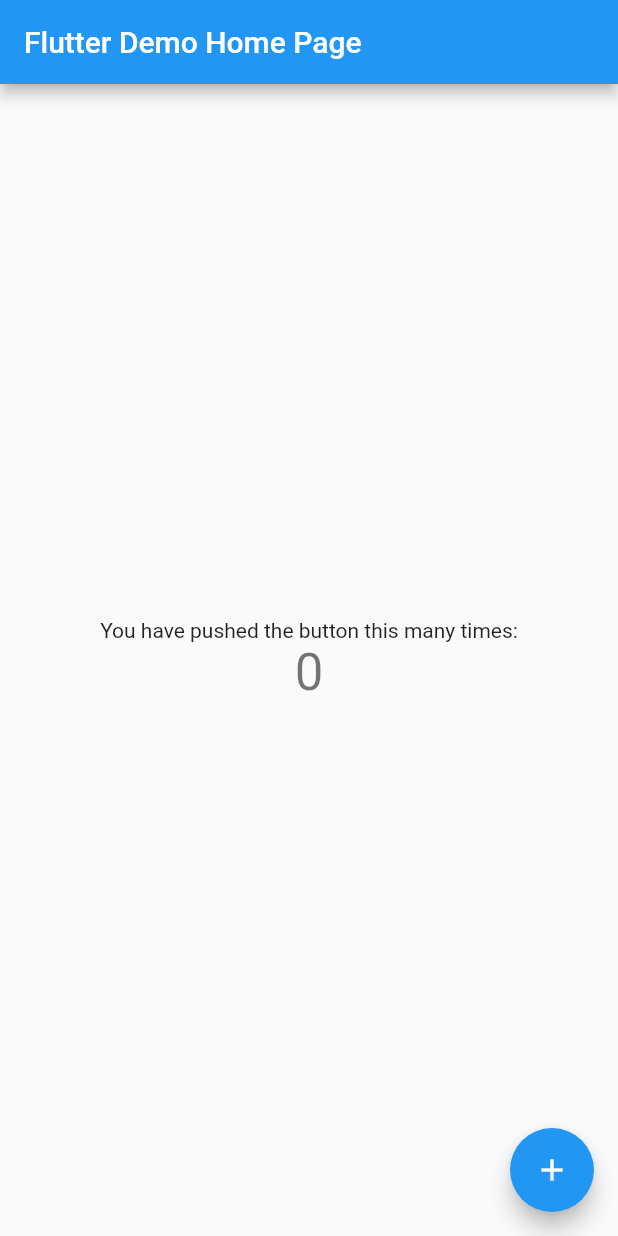
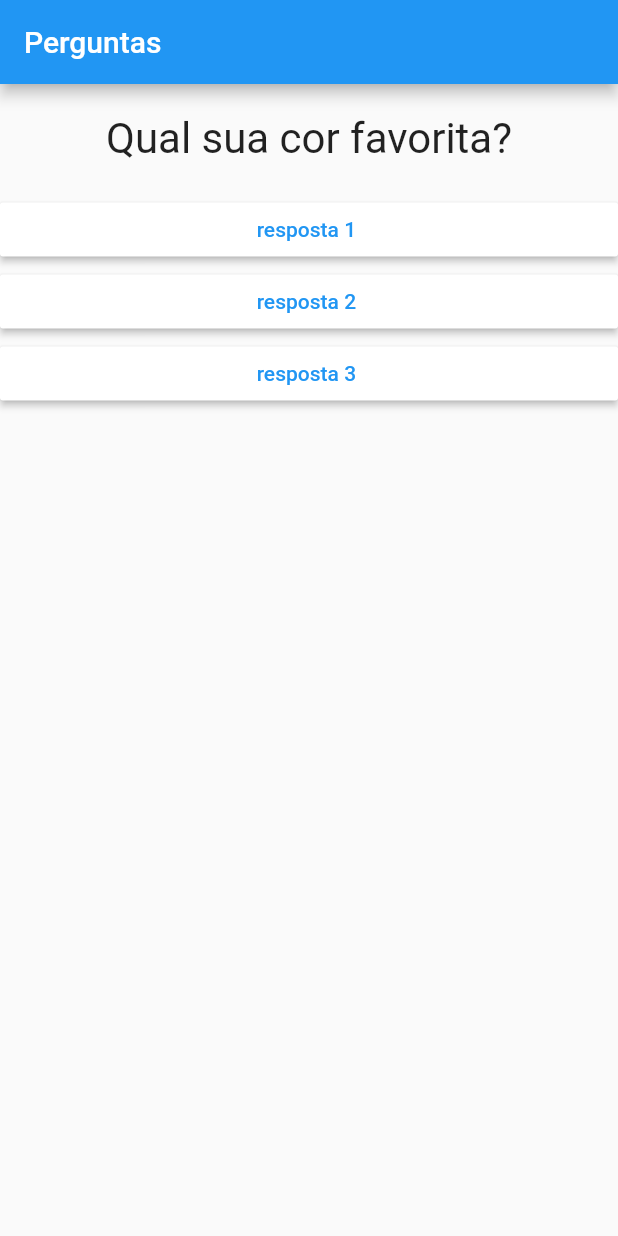
Before and after one commit to leoisf/projeto_perguntas, a Flutter app: the screen it shows after launch, on a phone screen of 412 x 824 dp. Run offline on Flutter 3.47's test engine with Material 2 defaults, Android fonts, the phone set to English and light mode, and no system bars.

Commit message:
envio de alterações

```diff
--- a/lib/main.dart
+++ b/lib/main.dart
@@ -1,113 +1,44 @@
+import 'package:flutter/cupertino.dart';
 import 'package:flutter/material.dart';
+import './questao.dart';
+import './resposta.dart';
 
-void main() {
-  runApp(MyApp());
-}
+main() => runApp(PerguntaApp());
 
-class MyApp extends StatelessWidget {
-  // This widget is the root of your application.
+class _PerguntaAppState extends State<PerguntaApp> {
+  var _perguntaSeleionada = 0;
+
+  void _responder() {
+    setState(() {
+      _perguntaSeleionada++;
+    });
+    print(_perguntaSeleionada);
+  }
+
   @override
   Widget build(BuildContext context) {
+    final perguntas = ['Qual sua cor favorita?', 'Qual sue animal favorito?'];
+
     return MaterialApp(
-      title: 'Flutter Demo',
-      theme: ThemeData(
-        // This is the theme of your application.
-        //
-        // Try running your application with "flutter run". You'll see the
-        // application has a blue toolbar. Then, without quitting the app, try
-        // changing the primarySwatch below to Colors.green and then invoke
-        // "hot reload" (press "r" in the console where you ran "flutter run",
-        // or simply save your changes to "hot reload" in a Flutter IDE).
-        // Notice that the counter didn't reset back to zero; the application
-        // is not restarted.
-        primarySwatch: Colors.blue,
+      home: Scaffold(
+        appBar: AppBar(
+          title: Text('Perguntas'),
+        ),
+        body: Column(
+          children: <Widget>[
+            Questao(perguntas[_perguntaSeleionada]),
+            Resposta('resposta 1 ', _responder),
+            Resposta('resposta 2 ', _responder),
+            Resposta('resposta 3 ', _responder)
+          ],
+        ),
       ),
-      home: MyHomePage(title: 'Flutter Demo Home Page'),
     );
   }
 }
 
-class MyHomePage extends StatefulWidget {
-  MyHomePage({Key key, this.title}) : super(key: key);
-
-  // This widget is the home page of your application. It is stateful, meaning
-  // that it has a State object (defined below) that contains fields that affect
-  // how it looks.
-
-  // This class is the configuration for the state. It holds the values (in this
-  // case the title) provided by the parent (in this case the App widget) and
-  // used by the build method of the State. Fields in a Widget subclass are
-  // always marked "final".
-
-  final String title;
-
-  @override
-  _MyHomePageState createState() => _MyHomePageState();
-}
-
-class _MyHomePageState extends State<MyHomePage> {
-  int _counter = 0;
-
-  void _incrementCounter() {
-    setState(() {
-      // This call to setState tells the Flutter framework that something has
-      // changed in this State, which causes it to rerun the build method below
-      // so that the display can reflect the updated values. If we changed
-      // _counter without calling setState(), then the build method would not be
-      // called again, and so nothing would appear to happen.
-      _counter++;
-    });
-  }
-
-  @override
-  Widget build(BuildContext context) {
-    // This method is rerun every time setState is called, for instance as done
-    // by the _incrementCounter method above.
-    //
-    // The Flutter framework has been optimized to make rerunning build methods
-    // fast, so that you can just rebuild anything that needs updating rather
-    // than having to individually change instances of widgets.
-    return Scaffold(
-      appBar: AppBar(
-        // Here we take the value from the MyHomePage object that was created by
-        // the App.build method, and use it to set our appbar title.
-        title: Text(widget.title),
-      ),
-      body: Center(
-        // Center is a layout widget. It takes a single child and positions it
-        // in the middle of the parent.
-        child: Column(
-          // Column is also a layout widget. It takes a list of children and
-          // arranges them vertically. By default, it sizes itself to fit its
-          // children horizontally, and tries to be as tall as its parent.
-          //
-          // Invoke "debug painting" (press "p" in the console, choose the
-          // "Toggle Debug Paint" action from the Flutter Inspector in Android
-          // Studio, or the "Toggle Debug Paint" command in Visual Studio Code)
-          // to see the wireframe for each widget.
-          //
-          // Column has various properties to control how it sizes itself and
-          // how it positions its children. Here we use mainAxisAlignment to
-          // center the children vertically; the main axis here is the vertical
-          // axis because Columns are vertical (the cross axis would be
-          // horizontal).
-          mainAxisAlignment: MainAxisAlignment.center,
-          children: <Widget>[
-            Text(
-              'You have pushed the button this many times:',
-            ),
-            Text(
-              '$_counter',
-              style: Theme.of(context).textTheme.headline4,
-            ),
-          ],
-        ),
-      ),
-      floatingActionButton: FloatingActionButton(
-        onPressed: _incrementCounter,
-        tooltip: 'Increment',
-        child: Icon(Icons.add),
-      ), // This trailing comma makes auto-formatting nicer for build methods.
-    );
+class PerguntaApp extends StatefulWidget {
+  _PerguntaAppState createState() {
+    return _PerguntaAppState();
   }
 }
--- /dev/null
+++ b/lib/questao.dart
@@ -0,0 +1,20 @@
+import 'package:flutter/material.dart';
+
+class Questao extends StatelessWidget {
+  final texto;
+
+  Questao(this.texto);
+
+  @override
+  Widget build(BuildContext context) {
+    return Container(
+      width: double.infinity,
+      margin: EdgeInsets.all(20),
+      child: Text(
+        texto,
+        style: TextStyle(fontSize: 28),
+        textAlign: TextAlign.center,
+      ),
+    );
+  }
+}
--- /dev/null
+++ b/lib/resposta.dart
@@ -0,0 +1,21 @@
+import 'package:flutter/material.dart';
+
+class Resposta extends StatelessWidget {
+  final texto;
+  final void Function() quandoSelecionado;
+
+  Resposta(this.texto, this.quandoSelecionado);
+
+  @override
+  Widget build(BuildContext context) {
+    return Container(
+      width: double.infinity,
+      child: RaisedButton(
+        textColor: Colors.blue,
+        color: Colors.white,
+        onPressed: quandoSelecionado,
+        child: Text(texto),
+      ),
+    );
+  }
+}
```
Also changed, not shown: 1 other file.
